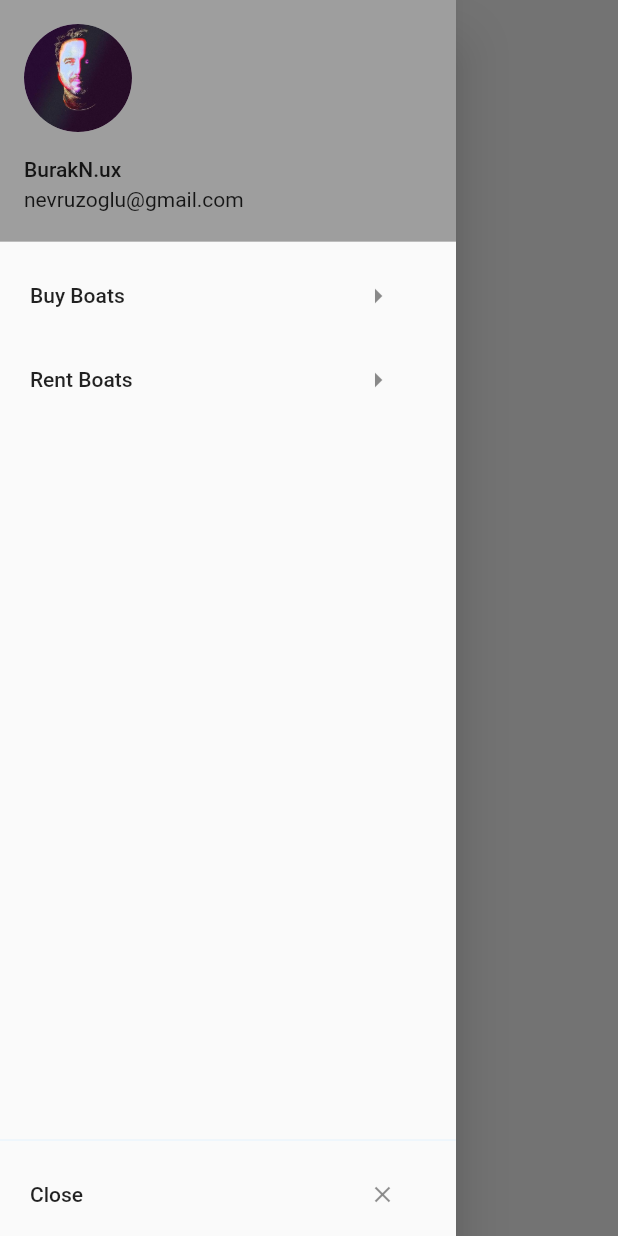
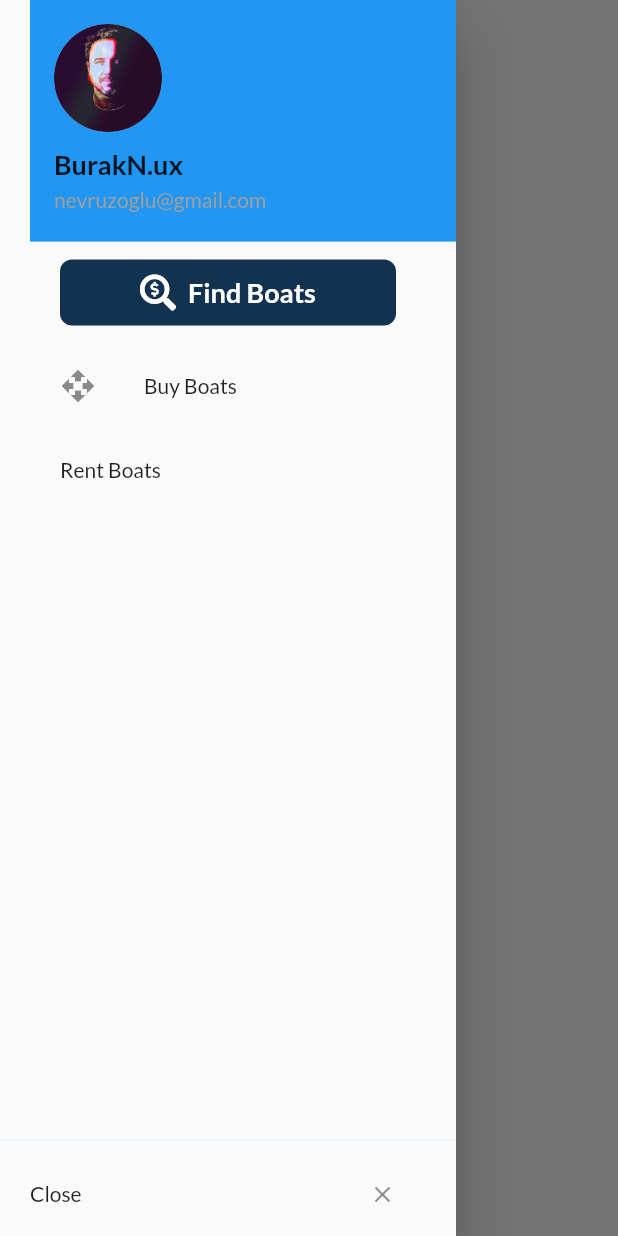
Before and after one commit to nevruzoglu/DrawerNavigate, a Flutter app: the screen it shows after launch, with the side drawer open, on a phone screen of 412 x 824 dp. Run offline on Flutter 3.47's test engine with Material 2 defaults, Android fonts, the phone set to English and light mode, and no system bars; our stand-ins replace font_awesome_flutter.

Commit message:
imported font and fontawsome icons

```diff
--- a/lib/main.dart
+++ b/lib/main.dart
@@ -1,5 +1,6 @@
 import 'package:flutter/material.dart';
 import 'new_page.dart';
+import 'package:font_awesome_flutter/font_awesome_flutter.dart';
 
 void main() => runApp(MyApp());
 
@@ -9,7 +10,7 @@ class MyApp extends StatelessWidget {
     return MaterialApp(
       title: 'Material App',
       theme: ThemeData(
-          primarySwatch: Colors.grey,
+          fontFamily: 'Lato',
           primaryColor: TargetPlatform.android != null
               ? Colors.grey.shade50
               : Colors.grey.shade100),
@@ -27,7 +28,6 @@ class HomePage extends StatelessWidget {
         elevation: 0,
       ),
       drawer: Drawer(
-        //! pop çalışsın diye, context tanımlamak için Builder classı ile wrapladım
         child: Container(
           color: Colors.grey.shade50,
           child: Column(
@@ -36,15 +36,46 @@ class HomePage extends StatelessWidget {
                 child: ListView(
                   children: <Widget>[
                     UserAccountsDrawerHeader(
-                      accountName: Text('BurakN.ux'),
-                      accountEmail: Text('nevruzoglu@gmail.com'),
+                      margin: EdgeInsets.fromLTRB(20, 0, 0, 0),
+                      accountName: Text(
+                        'BurakN.ux',
+                        style: TextStyle(
+                          fontSize: 18,
+                          fontWeight: FontWeight.bold,
+                        ),
+                      ),
+                      accountEmail: Text(
+                        'nevruzoglu@gmail.com',
+                        style: TextStyle(color: Colors.grey.shade500),
+                      ),
                       currentAccountPicture: CircleAvatar(
                           backgroundImage: AssetImage('screens/52828295.jpg')),
                     ),
+                    Container(
+                      margin: EdgeInsets.symmetric(vertical: 10),
+                      padding: EdgeInsets.symmetric(horizontal: 40),
+                      child: FlatButton.icon(
+                        icon: Icon(FontAwesomeIcons.searchDollar),
+
+                        onPressed: () => Navigator.of(context)
+                            .pop(), // without onPress, style not showing
+                        color: Color(0xff12324F),
+                        textColor: Colors.white,
+                        label: Text(
+                          'Find Boats',
+                          style: TextStyle(
+                              fontWeight: FontWeight.w700, fontSize: 18),
+                        ),
+                        padding: EdgeInsets.fromLTRB(40, 10, 40, 10),
+                        shape: RoundedRectangleBorder(
+                            borderRadius: BorderRadius.circular(8)),
+                      ),
+                    ),
                     ListTile(
+                        leading: Icon(Icons.open_with),
                         title: Text('Buy Boats'),
-                        trailing: Icon(Icons.arrow_right),
-                        contentPadding: EdgeInsets.fromLTRB(20, 0, 40, 0),
+                        // trailing: Icon(Icons.arrow_right),
+                        contentPadding: EdgeInsets.fromLTRB(40, 0, 40, 0),
                         onTap: () {
                           Navigator.of(context).pop();
                           Navigator.of(context).push(MaterialPageRoute(
@@ -53,8 +84,8 @@ class HomePage extends StatelessWidget {
                         }),
                     ListTile(
                         title: Text('Rent Boats'),
-                        trailing: Icon(Icons.arrow_right),
-                        contentPadding: EdgeInsets.fromLTRB(20, 0, 40, 0),
+                        // trailing: Icon(Icons.arrow_right),
+                        contentPadding: EdgeInsets.fromLTRB(40, 0, 40, 0),
                         onTap: () {
                           Navigator.of(context).pop();
                           Navigator.of(context).push(MaterialPageRoute(
```
Also changed, not shown: pubspec.yaml (+10 -11 lines), assets/fonts/Lato-Bold.ttf (added), assets/fonts/Lato-Regular.ttf (added), assets/fonts/RussoOne-Regular.ttf (added), pubspec.lock.
